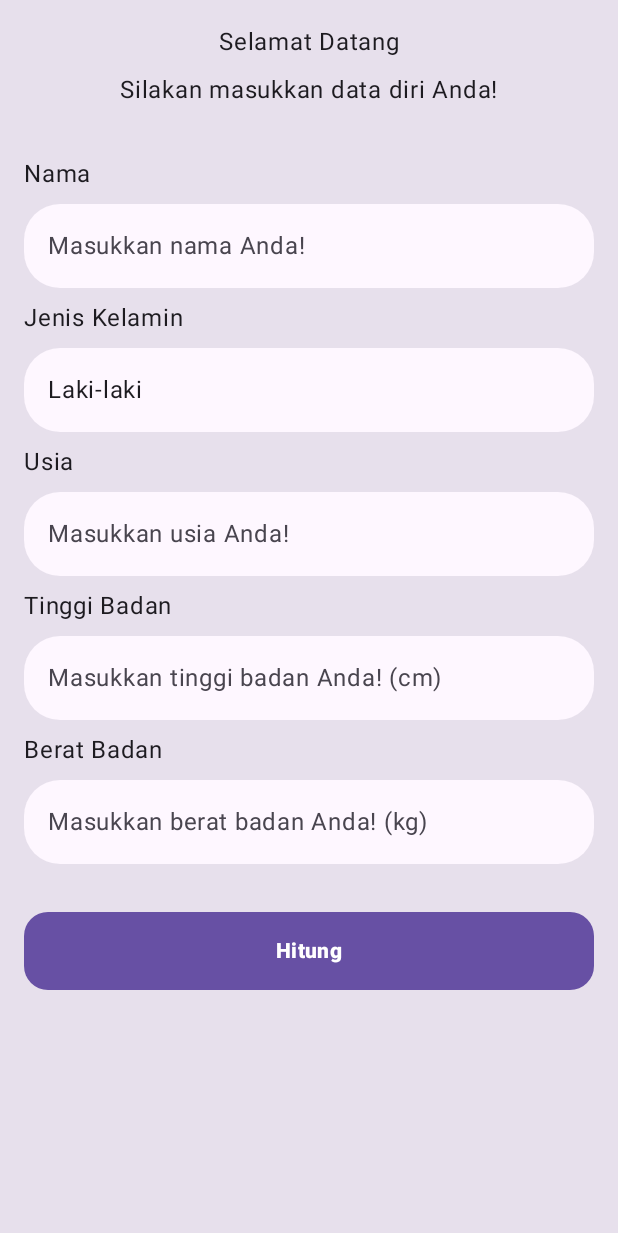
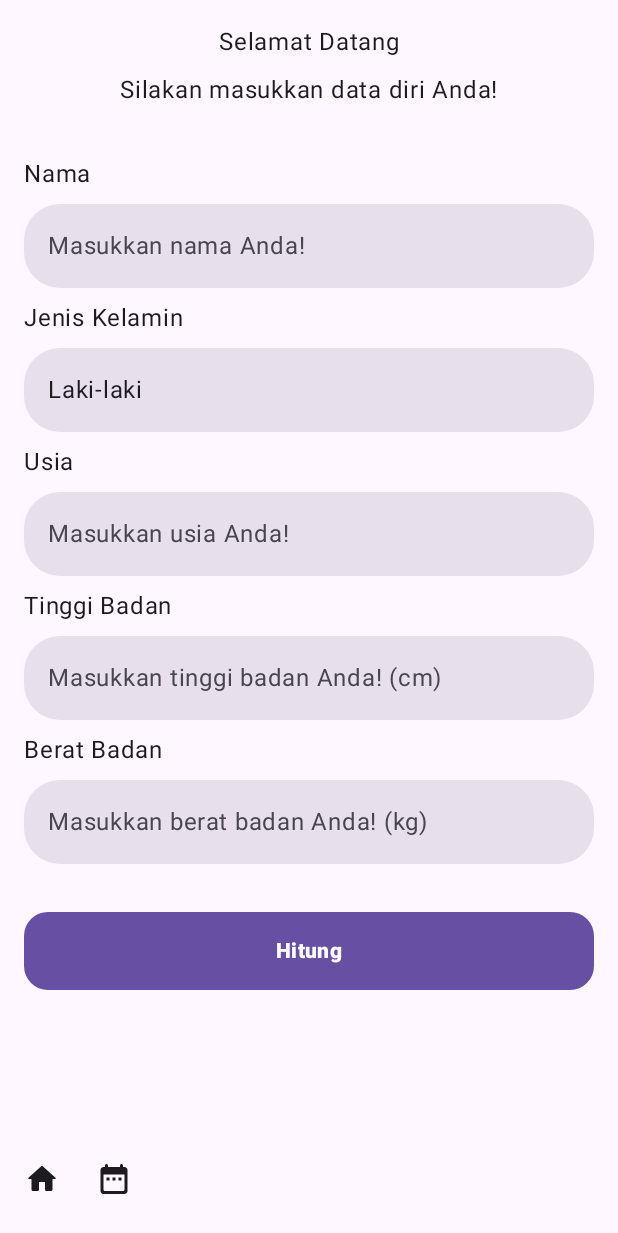
Before and after one commit to ArinugrahaSyamC177DSX3575/Growell-Stunting-Detection, an Android app built with Jetpack Compose: the HitungScreen screen opened through its navigation route, on a phone screen of 412 x 824 dp. Shown: the top 1233 px of the screen. Run offline under Robolectric (Android 15) with nearby library versions, the phone set to English and light mode, and no system bars.

Commit message:
Add bottomnnavigation bar and debugging

```diff
--- a/Mobile Development/composeapp/app/src/main/java/com/ifkusyoba/compose_app/navigation/Navigation.kt
+++ b/Mobile Development/composeapp/app/src/main/java/com/ifkusyoba/compose_app/navigation/Navigation.kt
@@ -17,10 +17,14 @@ fun Navigation(){
             SplashScreen(navController = navController)
         }
         composable(route = Screen.Dashboard.route){
-            ComposeApp()
+            ComposeApp(
+                navController = navController
+            )
         }
         composable(route = Screen.HitungScreen.route){
-            HitungScreen()
+            HitungScreen(
+                navController = navController
+            )
         }
     }
 }
--- /dev/null
+++ b/Mobile Development/composeapp/app/src/main/java/com/ifkusyoba/compose_app/ui/components/BottomAppBar.kt
@@ -0,0 +1,50 @@
+package com.ifkusyoba.compose_app.ui.components
+
+import androidx.compose.foundation.layout.Spacer
+import androidx.compose.material.icons.Icons
+import androidx.compose.material.icons.filled.Build
+import androidx.compose.material.icons.filled.Home
+import androidx.compose.material.icons.filled.List
+import androidx.compose.material.icons.rounded.DateRange
+import androidx.compose.material.icons.rounded.Home
+import androidx.compose.material3.BottomAppBar
+import androidx.compose.material3.Icon
+import androidx.compose.material3.IconButton
+import androidx.compose.material3.MaterialTheme
+import androidx.compose.runtime.Composable
+import androidx.compose.ui.Modifier
+import androidx.compose.ui.tooling.preview.Preview
+import androidx.navigation.NavController
+import com.ifkusyoba.compose_app.navigation.Screen
+import com.ifkusyoba.compose_app.ui.theme.ComposeAppTheme
+
+@Composable
+fun BottomNavigationBar(
+    modifier: Modifier = Modifier,
+    navController: NavController
+){
+    BottomAppBar(
+        modifier = modifier,
+        containerColor = MaterialTheme.colorScheme.surface
+    ) {
+        IconButton(onClick = {
+            navController.navigate(Screen.Dashboard.route)
+        }) {
+            Icon(imageVector = Icons.Rounded.Home, contentDescription = "Home")
+        }
+        IconButton(onClick = {
+            navController.navigate(Screen.HitungScreen.route)
+        }) {
+            Icon(imageVector = Icons.Rounded.DateRange, contentDescription = "Calculate")
+        }
+    }
+}
+
+@Preview(showBackground = true)
+@Composable
+fun BottomAppbarPreview(){
+    ComposeAppTheme {
+        /*BottomNavigationBar(
+        )*/
+    }
+}
--- a/Mobile Development/composeapp/app/src/main/java/com/ifkusyoba/compose_app/ui/components/EditTextCustom.kt
+++ b/Mobile Development/composeapp/app/src/main/java/com/ifkusyoba/compose_app/ui/components/EditTextCustom.kt
@@ -31,7 +31,7 @@ fun EditTextCustom(
             onTextChange(it)
         },
         colors = TextFieldDefaults.textFieldColors(
-            containerColor = MaterialTheme.colorScheme.surface,
+            containerColor = MaterialTheme.colorScheme.surfaceVariant,
             disabledIndicatorColor = Color.Transparent,
             focusedIndicatorColor = Color.Transparent,
             unfocusedIndicatorColor = Color.Transparent,
--- a/Mobile Development/composeapp/app/src/main/java/com/ifkusyoba/compose_app/ui/components/GenderDropdownCustom.kt
+++ b/Mobile Development/composeapp/app/src/main/java/com/ifkusyoba/compose_app/ui/components/GenderDropdownCustom.kt
@@ -30,7 +30,7 @@ fun GenderDropdownCustom() {
             .fillMaxWidth()
             .clickable { expanded = true }
             .clip(RoundedCornerShape(24.dp))
-            .background(MaterialTheme.colorScheme.surface)
+            .background(MaterialTheme.colorScheme.surfaceVariant)
     ) {
         Text(
             text = selectedGender,
--- a/Mobile Development/composeapp/app/src/main/java/com/ifkusyoba/compose_app/ui/views/hitungscreen/HitungScreen.kt
+++ b/Mobile Development/composeapp/app/src/main/java/com/ifkusyoba/compose_app/ui/views/hitungscreen/HitungScreen.kt
@@ -2,10 +2,13 @@ package com.ifkusyoba.compose_app.ui.views.hitungscreen
 
 import android.widget.Toast
 import androidx.compose.foundation.background
+import androidx.compose.foundation.clickable
 import androidx.compose.foundation.layout.*
 import androidx.compose.foundation.rememberScrollState
 import androidx.compose.foundation.verticalScroll
+import androidx.compose.material3.ExperimentalMaterial3Api
 import androidx.compose.material3.MaterialTheme
+import androidx.compose.material3.Scaffold
 import androidx.compose.material3.Text
 import androidx.compose.runtime.Composable
 import androidx.compose.ui.Alignment
@@ -18,23 +21,39 @@ import androidx.compose.ui.text.input.KeyboardType
 import androidx.compose.ui.unit.dp
 import com.ifkusyoba.compose_app.viewmodel.MainViewModel
 import androidx.lifecycle.viewmodel.compose.viewModel
+import androidx.navigation.NavController
 import com.ifkusyoba.compose_app.di.Injection
+import com.ifkusyoba.compose_app.ui.components.BottomNavigationBar
 import com.ifkusyoba.compose_app.ui.components.GenderDropdownCustom
 import com.ifkusyoba.compose_app.ui.components.HitungButtonCustom
 import com.ifkusyoba.compose_app.viewmodel.FieldType
 import com.ifkusyoba.compose_app.viewmodel.HitungViewModel
 import com.ifkusyoba.compose_app.viewmodel.ViewModelFactory
 
+@OptIn(ExperimentalMaterial3Api::class)
 @Composable
 fun HitungScreen(
     modifier: Modifier = Modifier,
     viewModel: HitungViewModel = viewModel(factory = ViewModelFactory(Injection.provideRepository())),
+    navController: NavController
 ){
     val context = LocalContext.current
+    Scaffold(
+        modifier = modifier,
+        bottomBar = {
+            BottomNavigationBar(
+                modifier = Modifier
+                    .fillMaxWidth()
+                    .clickable { },
+                navController = navController
+            )
+        }
+    ) {innerPadding ->
         Box(
             modifier = modifier
                 .fillMaxSize()
-            .background(MaterialTheme.colorScheme.surfaceVariant)
+                .padding(innerPadding)
+                .background(MaterialTheme.colorScheme.surface)
         ) {
             Column(
                 modifier = modifier
@@ -55,7 +74,9 @@ fun HitungScreen(
                     onTextChange = { viewModel.onTextChange(it, FieldType.NAME) }
                 )
                 Text(text = "Jenis Kelamin", style = MaterialTheme.typography.bodyLarge)
-            GenderDropdownCustom()
+                GenderDropdownCustom(
+
+                )
                 Text(text = "Usia", style = MaterialTheme.typography.bodyLarge)
                 EditTextCustom(
                     text = viewModel.ageValue.value,
@@ -80,7 +101,11 @@ fun HitungScreen(
                 Spacer(modifier = Modifier.height(16.dp))
                 HitungButtonCustom(text = "Hitung", onClick = {
                     if (viewModel.nameValue.value.isEmpty() || viewModel.ageValue.value.isEmpty() || viewModel.heightValue.value.isEmpty() || viewModel.weightValue.value.isEmpty()) {
-                    Toast.makeText(context, "Mohon lengkapi data diri Anda!", Toast.LENGTH_SHORT)
+                        Toast.makeText(
+                            context,
+                            "Mohon lengkapi data diri Anda!",
+                            Toast.LENGTH_SHORT
+                        )
                             .show()
                         return@HitungButtonCustom
                     } else {
@@ -88,8 +113,16 @@ fun HitungScreen(
                             viewModel.heightValue.value.toInt(),
                             viewModel.weightValue.value.toInt()
                         )
+                        viewModel.getUserData(
+                            viewModel.nameValue.value,
+                            viewModel.ageValue.value.toInt(),
+                            viewModel.heightValue.value.toInt(),
+                            viewModel.weightValue.value.toInt()
+                        )
+                        Toast.makeText(context, "Data berhasil terkirim!", Toast.LENGTH_SHORT).show()
                     }
                 })
+            }
         }
     }
 }
@@ -99,6 +132,6 @@ fun HitungScreen(
 @Composable
 fun HitungScreenPreview(){
     ComposeAppTheme {
-        HitungScreen()
+//        HitungScreen()
     }
 }
```
Also changed, not shown: Mobile Development/composeapp/app/src/main/java/com/ifkusyoba/compose_app/data/model/BottomAppBarItem.kt (added, +10 -0 lines), Mobile Development/composeapp/app/src/main/java/com/ifkusyoba/compose_app/ui/views/home/ComposeApp.kt (+27 -8 lines), Mobile Development/composeapp/app/src/main/java/com/ifkusyoba/compose_app/viewmodel/HitungViewModel.kt (+12 -0 lines). Lines whose indentation alone changed are shown as unchanged.
